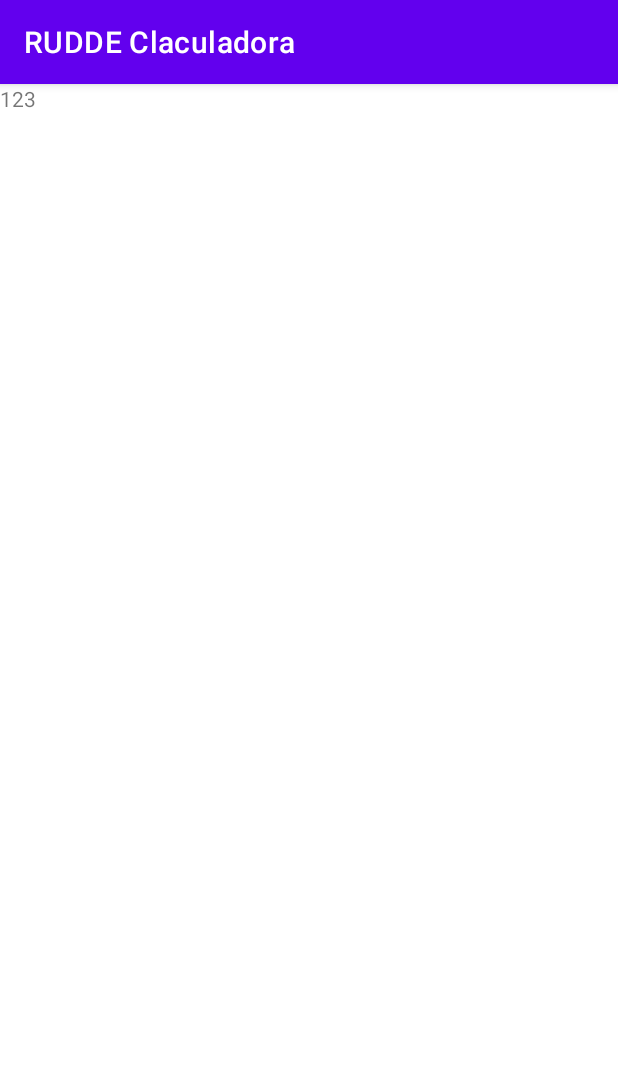
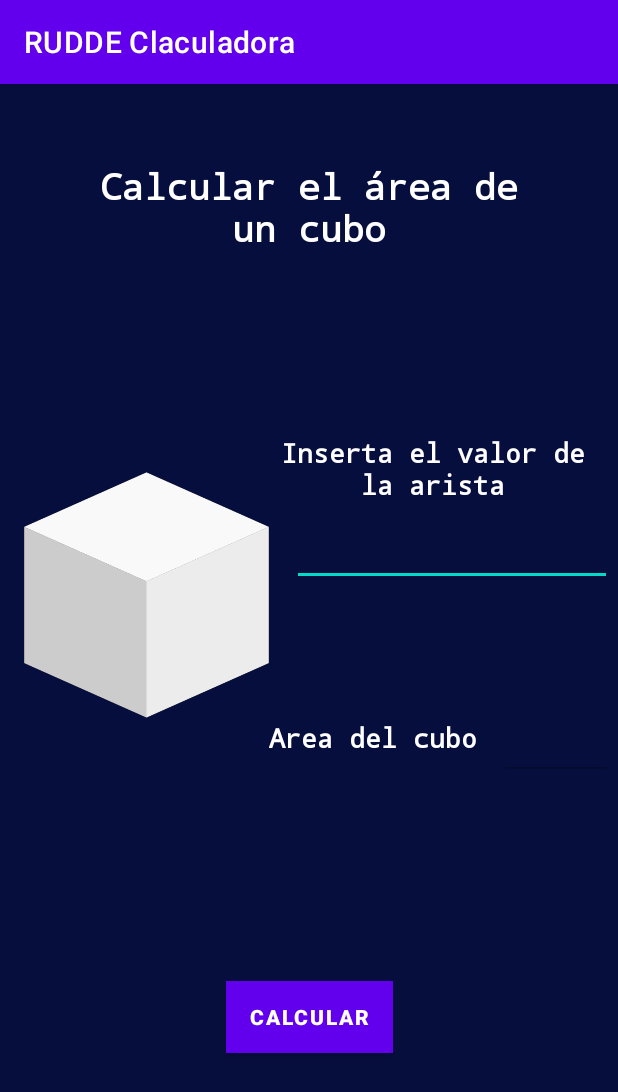
Before and after one commit to reyes-martinez29/RUDDE-Calculadora, an Android app: the AreadeunCuboActivity screen opened directly, with no data from a screen before it, on a phone screen of 412 x 824 dp. Shown: the top 1092 px of the screen. Run offline under Robolectric (Android 15) with nearby library versions, the phone set to English and light mode, and no system bars.

Commit message:
Calcular area de un cubo Ricardo Mendez

```diff
--- a/app/src/main/java/com/rudde/ruddeclaculadora/AreadeunCuboActivity.java
+++ b/app/src/main/java/com/rudde/ruddeclaculadora/AreadeunCuboActivity.java
@@ -3,12 +3,42 @@ package com.rudde.ruddeclaculadora;
 import androidx.appcompat.app.AppCompatActivity;
 
 import android.os.Bundle;
+import android.view.View;
+import android.widget.Button;
+import android.widget.EditText;
 
 public class AreadeunCuboActivity extends AppCompatActivity {
+//MENDEZ SANCHEZ RICARDO ANTONIO 5IM9
+    float arista;
+    float resultado;
+    EditText Aristas, Resultados;
 
     @Override
     protected void onCreate(Bundle savedInstanceState) {
         super.onCreate(savedInstanceState);
         setContentView(R.layout.activity_areadeun_cubo);
+
+
+        Aristas = findViewById(R.id.aristas);
+        Resultados = findViewById(R.id.resultado);
+        Resultados.setEnabled(false);
+
+
+        Button btn;
+        btn = findViewById(R.id.calcular);
+
+        btn.setOnClickListener(new View.OnClickListener() {
+            @Override
+            public void onClick(View view) {
+                calculo();
+            }
+        });
     }
+
+    public void calculo() {
+        arista = Float.parseFloat(Aristas.getText().toString());
+        resultado = (arista*arista)*(6);
+        Resultados.setText(String.valueOf(resultado));
+    }
+
 }
--- a/app/src/main/res/layout/activity_areadeun_cubo.xml
+++ b/app/src/main/res/layout/activity_areadeun_cubo.xml
@@ -4,13 +4,115 @@
     xmlns:tools="http://schemas.android.com/tools"
     android:layout_width="match_parent"
     android:layout_height="match_parent"
+    android:background="#060E3E"
     tools:context=".AreadeunCuboActivity">
+
+    <EditText
+        android:id="@+id/resultado"
+        android:layout_width="75dp"
+        android:layout_height="49dp"
+        android:ems="10"
+        android:inputType="number"
+        android:textColor="#FFFFFF"
+        app:layout_constraintBottom_toBottomOf="parent"
+        app:layout_constraintEnd_toEndOf="parent"
+        app:layout_constraintHorizontal_bias="0.988"
+        app:layout_constraintStart_toStartOf="parent"
+        app:layout_constraintTop_toTopOf="parent"
+        app:layout_constraintVertical_bias="0.577"
+        tools:text="_______" />
+
+    <TextView
+        android:id="@+id/textView5"
+        android:layout_width="153dp"
+        android:layout_height="27dp"
+        android:fontFamily="monospace"
+        android:text="Area del cubo"
+        android:textAppearance="@style/TextAppearance.AppCompat.Medium"
+        android:textColor="#FFFFFF"
+        android:textStyle="bold"
+        app:layout_constraintBottom_toBottomOf="parent"
+        app:layout_constraintEnd_toEndOf="parent"
+        app:layout_constraintHorizontal_bias="0.693"
+        app:layout_constraintStart_toStartOf="parent"
+        app:layout_constraintTop_toTopOf="parent"
+        app:layout_constraintVertical_bias="0.572" />
 
     <TextView
         android:id="@+id/textView"
-        android:layout_width="119dp"
-        android:layout_height="53dp"
-        android:text="123"
-        tools:layout_editor_absoluteX="49dp"
-        tools:layout_editor_absoluteY="129dp" />
+        android:layout_width="299dp"
+        android:layout_height="133dp"
+        android:fontFamily="monospace"
+        android:text="Calcular el área de un cubo"
+        android:textAlignment="center"
+        android:textAppearance="@style/TextAppearance.AppCompat.Medium"
+        android:textColor="#FFFFFF"
+        android:textSize="24sp"
+        android:textStyle="bold"
+        app:layout_constraintBottom_toBottomOf="parent"
+        app:layout_constraintEnd_toEndOf="parent"
+        app:layout_constraintStart_toStartOf="parent"
+        app:layout_constraintTop_toTopOf="parent"
+        app:layout_constraintVertical_bias="0.081" />
+
+    <TextView
+        android:id="@+id/textView4"
+        android:layout_width="218dp"
+        android:layout_height="54dp"
+        android:fontFamily="monospace"
+        android:text="Inserta el valor de la arista"
+        android:textAlignment="center"
+        android:textAppearance="@style/TextAppearance.AppCompat.Medium"
+        android:textColor="#FFFFFF"
+        android:textStyle="bold"
+        app:layout_constraintBottom_toBottomOf="parent"
+        app:layout_constraintEnd_toEndOf="parent"
+        app:layout_constraintHorizontal_bias="0.927"
+        app:layout_constraintStart_toStartOf="parent"
+        app:layout_constraintTop_toTopOf="parent"
+        app:layout_constraintVertical_bias="0.327" />
+
+    <Button
+        android:id="@+id/calcular"
+        android:layout_width="wrap_content"
+        android:layout_height="wrap_content"
+        android:background="#3F51B5"
+        android:backgroundTint="#3F51B5"
+        android:shadowColor="#3F51B5"
+        android:text="Calcular"
+        android:textAlignment="textStart"
+        android:textStyle="bold"
+        app:layout_constraintBottom_toBottomOf="parent"
+        app:layout_constraintEnd_toEndOf="parent"
+        app:layout_constraintStart_toStartOf="parent"
+        app:layout_constraintTop_toTopOf="parent"
+        app:layout_constraintVertical_bias="0.831"
+        app:strokeColor="#3F51B5" />
+
+    <ImageView
+        android:id="@+id/imageView"
+        android:layout_width="163dp"
+        android:layout_height="209dp"
+        app:layout_constraintBottom_toBottomOf="parent"
+        app:layout_constraintEnd_toEndOf="parent"
+        app:layout_constraintHorizontal_bias="0.064"
+        app:layout_constraintStart_toStartOf="parent"
+        app:layout_constraintTop_toTopOf="parent"
+        app:layout_constraintVertical_bias="0.423"
+        app:srcCompat="@drawable/cubo" />
+
+    <EditText
+        android:id="@+id/aristas"
+        android:layout_width="wrap_content"
+        android:layout_height="wrap_content"
+        android:ems="10"
+        android:inputType="number"
+        android:textColor="#FFFFFF"
+        app:layout_constraintBottom_toBottomOf="parent"
+        app:layout_constraintEnd_toEndOf="parent"
+        app:layout_constraintHorizontal_bias="0.98"
+        app:layout_constraintStart_toStartOf="parent"
+        app:layout_constraintTop_toTopOf="parent"
+        app:layout_constraintVertical_bias="0.4"
+        tools:text="_______________________" />
 </androidx.constraintlayout.widget.ConstraintLayout>
--- a/app/src/main/res/layout/activity_numero_random.xml
+++ b/app/src/main/res/layout/activity_numero_random.xml
@@ -15,6 +15,7 @@
         android:layout_height="64dp"
         android:background="#040202"
         android:textAlignment="center"
+        android:textColor="#FFFFFF"
         android:textSize="20sp"
         app:layout_constraintBottom_toBottomOf="parent"
         app:layout_constraintEnd_toEndOf="parent"
```
Also changed, not shown: app/src/main/res/layout/activity_main.xml (+31 -18 lines), app/src/main/res/drawable/cubo.png (added), app/src/main/res/drawable/logitouwu.png (added).
